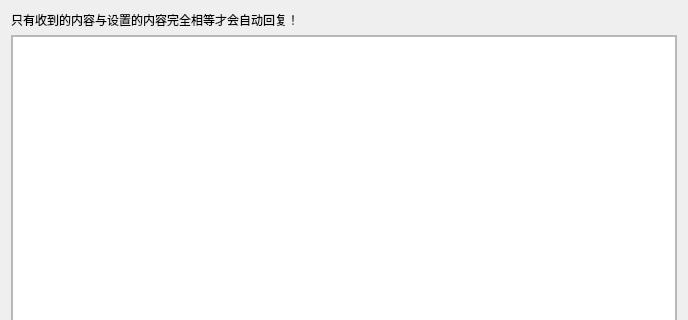
Old version of the form src/comment/AutoResponseSettingPanel.ui in the repository x-tools-author/x-tools; both pictures show x 0 to 688 and y 0 to 320 of the 688 by 508 pixel window.
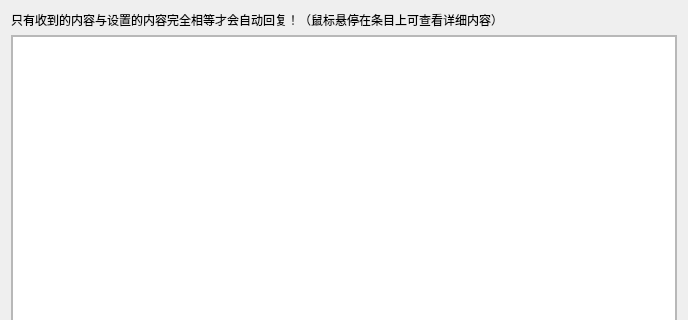
New version of the form.

Commit message: 自动会回复设置面板功能部分实现

```diff
--- a/src/comment/AutoResponseSettingPanel.ui
+++ b/src/comment/AutoResponseSettingPanel.ui
@@ -17,7 +17,7 @@
    <item row="0" column="0" colspan="7">
     <widget class="QLabel" name="label">
      <property name="text">
-      <string>只有收到的内容与设置的内容完全相等才会自动回复！</string>
+      <string>只有收到的内容与设置的内容完全相等才会自动回复！（鼠标悬停在条目上可查看详细内容）</string>
      </property>
     </widget>
    </item>
```
The commit also changes 4 other files.
